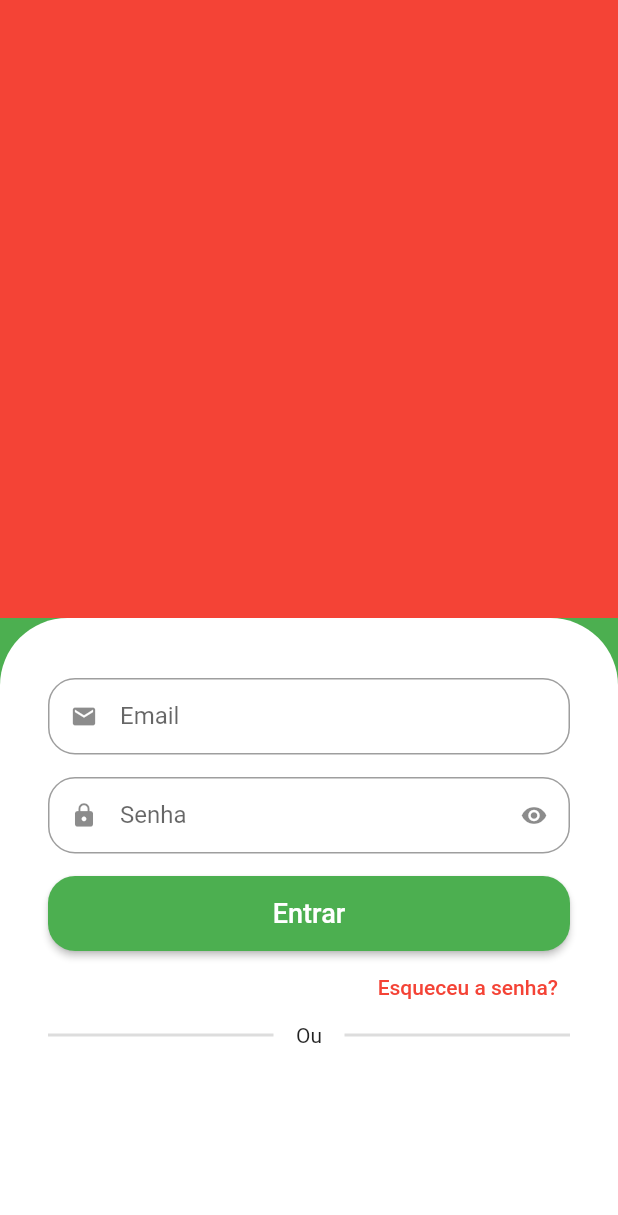
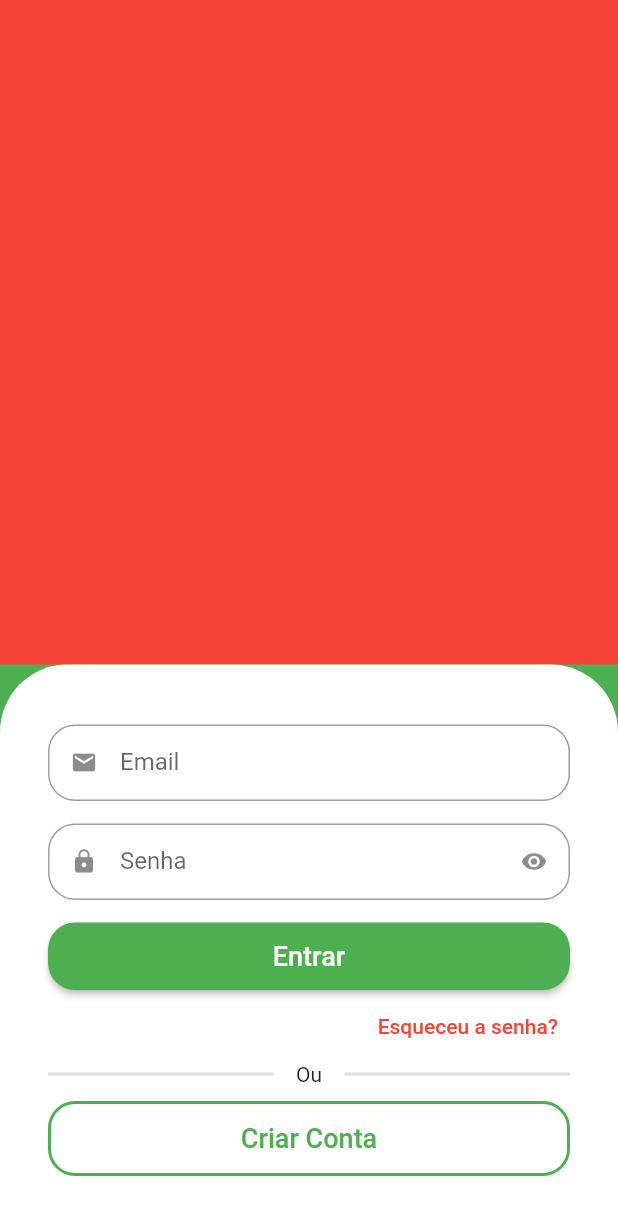
Before and after one commit to thomasbalmant/appQuitanda, a Flutter app: the screen it shows after launch, on a phone screen of 412 x 824 dp. Shown: the top 1215 px of the screen. Run offline on Flutter 3.47's test engine with Material 2 defaults, Android fonts, the phone set to English and light mode, and no system bars.

Commit message:
btn account create

```diff
--- a/lib/src/auth/sign_in_screen.dart
+++ b/lib/src/auth/sign_in_screen.dart
@@ -15,8 +15,7 @@ class SignInScreen extends StatelessWidget {
               color: Colors.red,
             ),
           ),
-          Expanded(
-            child: Container(
+          Container(
             padding: const EdgeInsets.symmetric(
               horizontal: 32,
               vertical: 40,
@@ -29,17 +28,22 @@ class SignInScreen extends StatelessWidget {
             child: Column(
               crossAxisAlignment: CrossAxisAlignment.stretch,
               children: [
+                // EMAIL
                 const CustomTextField(
                   icon: Icons.email,
                   label: 'Email',
                 ),
+
+                // SENHA
                 const CustomTextField(
                   isSecret: true,
                   icon: Icons.lock,
                   label: 'Senha',
                 ),
+
+                // BOTAO ENTRAR
                 SizedBox(
-                    height: 50,
+                  height: 45,
                   child: ElevatedButton(
                     style: ElevatedButton.styleFrom(
                       shape: RoundedRectangleBorder(
@@ -55,6 +59,8 @@ class SignInScreen extends StatelessWidget {
                     ),
                   ),
                 ),
+
+                // ESQUECEU A SENHA
                 Align(
                   alignment: Alignment.centerRight,
                   child: TextButton(
@@ -67,7 +73,11 @@ class SignInScreen extends StatelessWidget {
                     ),
                   ),
                 ),
-                  Row(
+
+                // DIVIDER
+                Padding(
+                  padding: const EdgeInsets.only(bottom: 10),
+                  child: Row(
                     children: [
                       Expanded(
                         child: Divider(
@@ -86,9 +96,30 @@ class SignInScreen extends StatelessWidget {
                         ),
                       ),
                     ],
+                  ),
+                ),
+
+                // BOTAO NOVO USUARIO
+                SizedBox(
+                  height: 50,
+                  child: OutlinedButton(
+                    onPressed: () {},
+                    child: Text(
+                      'Criar Conta',
+                      style: TextStyle(
+                        fontSize: 18,
+                      ),
+                    ),
+                    style: OutlinedButton.styleFrom(
+                        shape: RoundedRectangleBorder(
+                            borderRadius: BorderRadius.circular(18)),
+                        side: const BorderSide(
+                          width: 2,
+                          color: Colors.green,
+                        )),
+                  ),
                 )
               ],
-              ),
             ),
           ),
         ],
```
Lines whose indentation alone changed are shown as unchanged.
